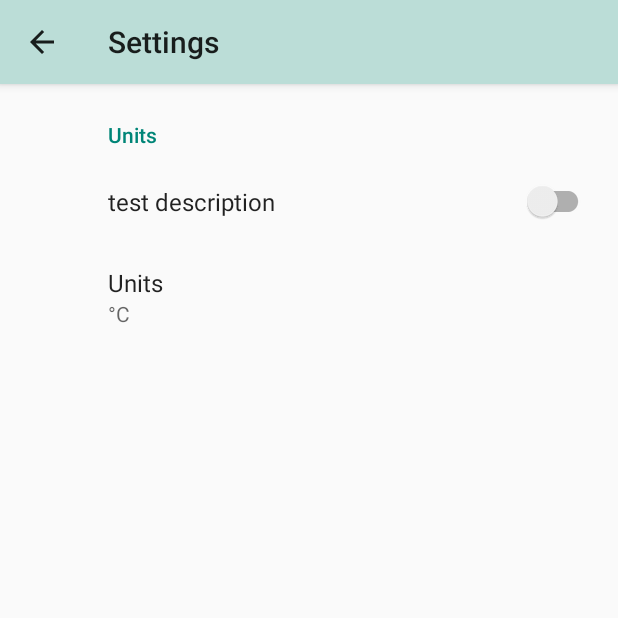
After one commit to vheinamaki/weather-app, an Android app: the SettingsActivity screen opened directly, with no data from a screen before it, on a phone screen of 412 x 824 dp, the top half of it. The commit adds this screen. Run offline under Robolectric (Android 15) with nearby library versions, the phone set to English and light mode, and no system bars; our stand-ins replace Dagger/Hilt's generated code, androidx.preference.

Commit message:
Add preferences menu
Add option to change temperature units

```diff
--- a/app/build.gradle
+++ b/app/build.gradle
@@ -36,6 +36,7 @@ dependencies {
     implementation 'androidx.core:core-ktx:1.3.2'
     implementation 'androidx.constraintlayout:constraintlayout:2.0.4'
     implementation 'androidx.legacy:legacy-support-v4:1.0.0'
+    implementation 'androidx.preference:preference:1.1.1'
     testImplementation 'junit:junit:4.12'
     androidTestImplementation 'androidx.test.ext:junit:1.1.2'
     androidTestImplementation 'androidx.test.espresso:espresso-core:3.3.0'
@@ -86,4 +87,8 @@ dependencies {
 
     // AndroidX preferences
     implementation 'androidx.preference:preference-ktx:1.1.1'
+
+    // Fragment support
+    def fragment_version = "1.3.3"
+    implementation "androidx.fragment:fragment-ktx:$fragment_version"
 }
--- /dev/null
+++ b/app/src/main/java/fi/tuni/genericweatherapp/SettingsActivity.kt
@@ -0,0 +1,40 @@
+package fi.tuni.genericweatherapp
+
+import android.app.Activity
+import androidx.appcompat.app.AppCompatActivity
+import android.os.Bundle
+import android.view.MenuItem
+import androidx.appcompat.widget.Toolbar
+import dagger.hilt.android.AndroidEntryPoint
+
+@AndroidEntryPoint
+class SettingsActivity : AppCompatActivity() {
+    lateinit var toolbar: Toolbar
+
+    override fun onCreate(savedInstanceState: Bundle?) {
+        super.onCreate(savedInstanceState)
+        setContentView(R.layout.activity_settings)
+
+        // Configure the toolbar
+        toolbar = findViewById(R.id.toolbar)
+        setSupportActionBar(toolbar)
+        val actionBar = supportActionBar
+        actionBar?.setHomeAsUpIndicator(R.drawable.ic_baseline_arrow_back_24)
+        actionBar?.setDisplayHomeAsUpEnabled(true)
+        actionBar?.title = "Settings"
+
+        supportFragmentManager
+            .beginTransaction()
+            .replace(R.id.settingsFragmentContainer, SettingsFragment())
+            .commit()
+    }
+
+    // Click listener for the "back" arrow
+    override fun onOptionsItemSelected(item: MenuItem): Boolean {
+        if (item.itemId == android.R.id.home) {
+            finish()
+            return true
+        }
+        return super.onOptionsItemSelected(item)
+    }
+}
--- /dev/null
+++ b/app/src/main/java/fi/tuni/genericweatherapp/SettingsFragment.kt
@@ -0,0 +1,44 @@
+package fi.tuni.genericweatherapp
+
+import android.content.SharedPreferences
+import android.os.Bundle
+import android.util.Log
+import androidx.preference.PreferenceFragmentCompat
+import androidx.preference.PreferenceManager
+import dagger.hilt.android.AndroidEntryPoint
+import javax.inject.Inject
+
+@AndroidEntryPoint
+class SettingsFragment : PreferenceFragmentCompat(),
+    SharedPreferences.OnSharedPreferenceChangeListener {
+
+    @Inject
+    lateinit var weatherRepo: WeatherRepository
+
+    override fun onCreatePreferences(savedInstanceState: Bundle?, rootKey: String?) {
+        setPreferencesFromResource(R.xml.settings, rootKey)
+    }
+
+    override fun onResume() {
+        super.onResume()
+        preferenceManager.sharedPreferences.registerOnSharedPreferenceChangeListener(this)
+    }
+
+    override fun onPause() {
+        super.onPause()
+        preferenceManager.sharedPreferences.unregisterOnSharedPreferenceChangeListener(this)
+    }
+
+    override fun onSharedPreferenceChanged(sharedPreferences: SharedPreferences, key: String) {
+        if (key == "units") {
+            val newValue = sharedPreferences.getString(key, null)
+            Log.d(
+                "weatherDebug",
+                "Preference value was updated to: $newValue"
+            )
+            if (newValue != null) {
+                weatherRepo.units = newValue
+            }
+        }
+    }
+}
--- a/app/src/main/java/fi/tuni/genericweatherapp/WeatherRepository.kt
+++ b/app/src/main/java/fi/tuni/genericweatherapp/WeatherRepository.kt
@@ -34,12 +34,25 @@ enum class WeatherType(val photoCollection: String) {
 @Singleton
 class WeatherRepository @Inject constructor() {
     // Latitude and longitude of the current location
-    private var latitude: Double = 0.0
-    private var longitude: Double = 0.0
+    var latitude: Double = 0.0
+    var longitude: Double = 0.0
 
     // API Request objects
     private val weather = OpenWeatherMap(owmKey)
     private val pexels = Pexels(pexelsKey)
+
+    var units: String
+        get() = this.weather.units
+        set(value) {
+            this.weather.units = value
+        }
+
+    val unitsSymbol: String
+        get() = when (units) {
+            "metric" -> "°C"
+            "imperial" -> "°F"
+            else -> " K"
+        }
 
     // Separate data class for combining all requested resources
     data class WeatherPacket(
--- /dev/null
+++ b/app/src/main/res/layout/activity_settings.xml
@@ -0,0 +1,17 @@
+<?xml version="1.0" encoding="utf-8"?>
+<LinearLayout xmlns:android="http://schemas.android.com/apk/res/android"
+    xmlns:app="http://schemas.android.com/apk/res-auto"
+    xmlns:tools="http://schemas.android.com/tools"
+    android:layout_width="match_parent"
+    android:layout_height="match_parent"
+    android:orientation="vertical"
+    tools:context=".SettingsActivity">
+
+    <include layout="@layout/toolbar" />
+
+    <androidx.fragment.app.FragmentContainerView
+        android:id="@+id/settingsFragmentContainer"
+        android:layout_width="match_parent"
+        android:layout_height="match_parent" />
+
+</LinearLayout>
--- /dev/null
+++ b/app/src/main/res/values/arrays.xml
@@ -0,0 +1,14 @@
+<resources>
+    <!-- For settings menu -->
+    <string-array name="units_entries">
+        <item>@string/settings_units_celsius</item>
+        <item>@string/settings_units_fahrenheit</item>
+        <item>@string/settings_units_kelvin</item>
+    </string-array>
+
+    <string-array name="units_values">
+        <item>metric</item>
+        <item>imperial</item>
+        <item>standard</item>
+    </string-array>
+</resources>
--- a/app/src/main/res/values/strings.xml
+++ b/app/src/main/res/values/strings.xml
@@ -14,4 +14,9 @@
     <string name="about">About</string>
     <string name="locationsearch_hint">Enter Location name</string>
     <string name="photographer_credit">Photo by %1$s on Pexels</string>
+
+    <string name="settings_units_title">Units</string>
+    <string name="settings_units_celsius">°C</string>
+    <string name="settings_units_fahrenheit">°F</string>
+    <string name="settings_units_kelvin">K</string>
 </resources>
--- /dev/null
+++ b/app/src/main/res/xml/settings.xml
@@ -0,0 +1,20 @@
+<?xml version="1.0" encoding="utf-8"?>
+<PreferenceScreen xmlns:app="http://schemas.android.com/apk/res-auto">
+
+    <PreferenceCategory app:title="@string/settings_units_title">
+
+        <SwitchPreferenceCompat
+            app:key="test title"
+            app:title="test description" />
+
+        <ListPreference
+            app:defaultValue="metric"
+            app:entries="@array/units_entries"
+            app:entryValues="@array/units_values"
+            app:key="units"
+            app:title="@string/settings_units_title"
+            app:useSimpleSummaryProvider="true" />
+
+    </PreferenceCategory>
+
+</PreferenceScreen>
```
Also changed, not shown: app/src/main/java/fi/tuni/genericweatherapp/MainActivity.kt (+37 -2 lines), app/src/main/java/fi/tuni/genericweatherapp/WeatherViewModel.kt (+10 -0 lines).
